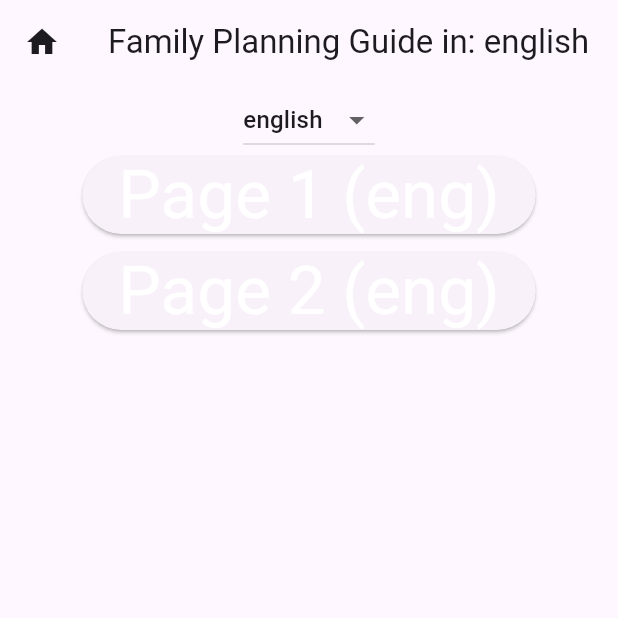
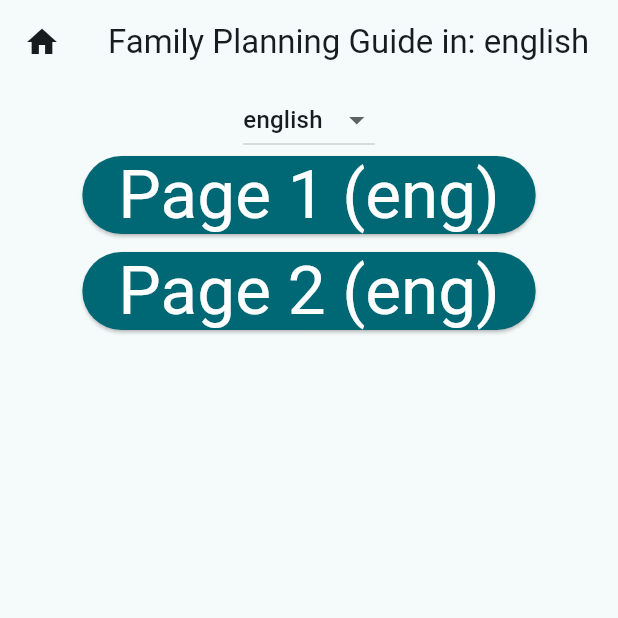
Before and after one commit to caitlynrawlings/ContentApp, a Flutter app: the screen it shows after launch, after a tap on "Page 1 (eng)", after a tap on the "home" icon, on a phone screen of 412 x 824 dp, the top half of it. Run offline on Flutter 3.47's test engine with Material 3 defaults, Android fonts, the phone set to English and light mode, and no system bars.

Commit message:
cleaned up some problems/warnings

```diff
--- a/content/test_content.json
+++ b/content/test_content.json
@@ -35,7 +35,11 @@
             ]
         },
         {
-            "title": ["Page 2 (eng)", "Page 2 (dholuo) and the translation is really really really long", "Page 2 (kiswahili)"],
+            "title": {
+                "english": "Page 2 (eng)",
+                "dholuo": "Page 2 (dholuo) and the translation is really really really long",
+                "kiswahili": "Page 2 (kiswahili)"
+            },
             "content": [
                 {
                     "content-type": "text",
--- a/lib/page.dart
+++ b/lib/custom_page.dart
@@ -7,23 +7,17 @@ class CustomPage extends StatefulWidget {
   String language;
 
   CustomPage({
-    Key? key,
+    super.key,
     required this.content,
     required this.title,
     required this.language,
-  }) : super(key: key);
+  });
 
   @override
   State<CustomPage> createState() => _CustomPageState();
 }
 
 class _CustomPageState extends State<CustomPage> {
-  bool overrideIndex = false;
-  int selectedButtonIndex = 0; // Default value
-
-  List<List<String>> languages = List.generate(3, (_) => <String>[]);
-  // Change value to set aspect ratio
-  final double _aspectRatio = 16 / 10;
 
   @override
   Widget build(BuildContext context) {
@@ -37,8 +31,7 @@ class _CustomPageState extends State<CustomPage> {
           if (contentTranslation != null) {
             return _buildContentWidget(contentTranslation.contentType, contentTranslation.value);
           } else {
-            // Handle the case where contentTranslation is null
-            return SizedBox(); // or any other widget or null
+            return const SizedBox();
           }
         }).toList(),
       ),
@@ -49,7 +42,7 @@ class _CustomPageState extends State<CustomPage> {
     switch (contentType) {
       case 'header':
         return Text(value);
-      case 'body':
+      case 'text':
         return Text(value);
       case 'image':
         return const Text('Image not supported yet');
--- a/lib/main.dart
+++ b/lib/main.dart
@@ -1,41 +1,19 @@
 import 'package:flutter/material.dart';
-import 'page.dart';
+import 'custom_page.dart';
 import 'page_content.dart';
 import 'dart:convert';
 import 'package:flutter/services.dart' show rootBundle;
-import 'dart:developer' as developer;
 
+
+int selectedIndex = 0;  // tracks which page is being displayed
+String selectedLanguage = "";  // tracks current language
+
+// for storing data once parsed from json
 var languages = [];
+var pageTitles = <Map<String, String>>[];
+var pagesContents = <List<Map<String, PageContent>>>[];
 
-int selectedIndex = 0;
-String selectedLanguage = "";
-
-var pageToContent = {
-  "What are my options?": <PageContent>[
-    PageContent(
-      contentType: 'header',
-      value: 'Content of Page options page',
-    ),
-    PageContent(
-      contentType: 'image',
-      value: 'img',
-    ),
-  ],
-  "What will happen to my period?": <PageContent>[
-    PageContent(
-      contentType: 'header',
-      value: 'Content of Page period page',
-    ),
-    PageContent(
-      contentType: 'image',
-      value: 'img2',
-    ),
-  ],
-};
-
-var page_titles = <Map<String, String>>[];
-var pages_contents = <List<Map<String, PageContent>>>[];
-
+// loads the app content data from the json file into data structures
 Future<void> loadJsonData() async {
     // Load the JSON file
     String jsonData = await rootBundle.loadString('content/test_content.json');
@@ -43,17 +21,17 @@ Future<void> loadJsonData() async {
     // Parse the JSON string
     Map<String, dynamic> data = json.decode(jsonData);
 
-    // Use the data as needed
+    // Get language options for the app and sets current language
     for (var language in data["languages"]) {
       languages.add(language.toString());
     }
     selectedLanguage = languages[0];
 
     for (var page in data["pages"]) {
-      Map<String, dynamic> page_info = page as Map<String, dynamic>;  // title and content as keys
+      Map<String, dynamic> pageInfo = page as Map<String, dynamic>;  // title and content as keys
 
       // Check if 'title' is a list or a map
-      dynamic titleData = page_info["title"];
+      dynamic titleData = pageInfo["title"];
 
       if (titleData is List) {
         // Handle if 'title' is a list
@@ -63,14 +41,14 @@ Future<void> loadJsonData() async {
             titleMap[languages[i]] = titleData[i] as String;
           }
         }
-        page_titles.add(titleMap);
+        pageTitles.add(titleMap);
       } else if (titleData is Map<String, dynamic>) {
         // Handle if 'title' is a map
-        page_titles.add(titleData.cast<String, String>());
+        pageTitles.add(titleData.cast<String, String>());
       }
 
       // Check if 'title' is a list or a map
-      dynamic contentData = page_info["content"];  // content data on one page
+      dynamic contentData = pageInfo["content"];  // content data on one page
 
       if (contentData is List) {
         // Handle if 'content' is a list
@@ -80,17 +58,7 @@ Future<void> loadJsonData() async {
           dynamic contentType = peiceOfContent["content-type"] as String;
           Map<String, dynamic> contentValue = peiceOfContent["content"];
           Map<String, String> parsedContentValue = {}; // language to content value in that language map
-
-          if (contentValue != null) {
-            // Check if contentValue is not null
-            // Convert dynamic values to strings
-            parsedContentValue = contentValue.map((key, value) => MapEntry(key, value.toString()));
-          } else {
-            // Handle the case where contentValue is null
-            // You can throw an exception, return a default value, or handle it in another way based on your requirements
-            throw Exception("Content value is null");
-          }
-
+          parsedContentValue = contentValue.map((key, value) => MapEntry(key, value.toString()));
           Map<String, PageContent> pageContentsEntry = {};
           for (var item in parsedContentValue.entries) {
             String language = item.key;
@@ -99,7 +67,7 @@ Future<void> loadJsonData() async {
           }
           onePageContents += [pageContentsEntry];
         }
-        pages_contents += [onePageContents];
+        pagesContents += [onePageContents];
       } else if (contentData is Map<String, dynamic>) {
         // Handle if 'title' is a map
         break;
@@ -116,14 +84,14 @@ void main() async {
 }
 
 class MyApp extends StatelessWidget {
-  const MyApp({Key? key}) : super(key: key);
+  const MyApp({super.key});
 
   @override
   Widget build(BuildContext context) {
     return MaterialApp(
       title: 'Flutter Demo',
       theme: ThemeData(
-        colorScheme: ColorScheme.fromSeed(seedColor: Colors.deepPurple),
+        colorScheme: ColorScheme.fromSeed(seedColor: const Color.fromARGB(255, 70, 70, 70)),
         useMaterial3: true,
       ),
       home: const MyHomePage(title: 'Flutter Demo Home Page'),
@@ -134,7 +102,7 @@ class MyApp extends StatelessWidget {
 class MyHomePage extends StatefulWidget {
   final String title;
 
-  const MyHomePage({Key? key, required this.title}) : super(key: key);
+  const MyHomePage({super.key, required this.title});
 
   @override
   State<MyHomePage> createState() => _MyHomePageState();
@@ -172,7 +140,7 @@ class _MyHomePageState extends State<MyHomePage> {
                 child: selectedIndex == 0
                     ? Center(
                         child: MenuPage(
-                          page_titles: page_titles,
+                          pageTitles: pageTitles,
                           onSelectPage: (index) {
                             setState(() {
                               selectedIndex = index + 1;
@@ -181,8 +149,8 @@ class _MyHomePageState extends State<MyHomePage> {
                         ),
                       )
                     : CustomPage(
-                        content: pages_contents[selectedIndex] ?? [],
-                        title: page_titles[selectedIndex],
+                        content: pagesContents[selectedIndex - 1],
+                        title: pageTitles[selectedIndex - 1],
                         language: selectedLanguage,
                       ),
               ),
@@ -195,22 +163,22 @@ class _MyHomePageState extends State<MyHomePage> {
 }
 
 class MenuPage extends StatelessWidget {
-  final List<Map<String, String>> page_titles;
+  final List<Map<String, String>> pageTitles;
   final Function(int) onSelectPage;
 
   const MenuPage({
-    Key? key,
-    required this.page_titles,
+    super.key,
+    required this.pageTitles,
     required this.onSelectPage,
-  }) : super(key: key);
+  });
 
   @override
   Widget build(BuildContext context) {
     return ListView.builder(
-      itemCount: page_titles.length,
+      itemCount: pageTitles.length,
       itemBuilder: (context, index) {
         return PageButton(
-          pageLabel: page_titles[index][selectedLanguage] ?? "Not available",
+          pageLabel: pageTitles[index][selectedLanguage] ?? "Not available",
           onPressed: () {
             onSelectPage(index);
           },
@@ -225,10 +193,10 @@ class PageButton extends StatelessWidget {
   final VoidCallback onPressed;
 
   const PageButton({
-    Key? key,
+    super.key,
     required this.pageLabel,
     required this.onPressed,
-  }) : super(key: key);
+  });
 
   @override
   Widget build(BuildContext context) {
@@ -241,6 +209,9 @@ class PageButton extends StatelessWidget {
       children: [
         ElevatedButton(
           onPressed: onPressed,
+          style: ElevatedButton.styleFrom(
+              backgroundColor: theme.primaryColor,
+          ),
           child: Text(
             pageLabel,
             style: style,
@@ -257,16 +228,16 @@ class LanguageDropdown extends StatefulWidget {
   final ValueChanged<String> onChanged;
 
   const LanguageDropdown({
-    Key? key,
+    super.key,
     required this.selectedLanguage,
     required this.onChanged,
-  }) : super(key: key);
+  });
 
   @override
-  _LanguageDropdownState createState() => _LanguageDropdownState();
+  LanguageDropdownState createState() => LanguageDropdownState();
 }
 
-class _LanguageDropdownState extends State<LanguageDropdown> {
+class LanguageDropdownState extends State<LanguageDropdown> {
   @override
   Widget build(BuildContext context) {
     return DropdownButton<String>(
```
